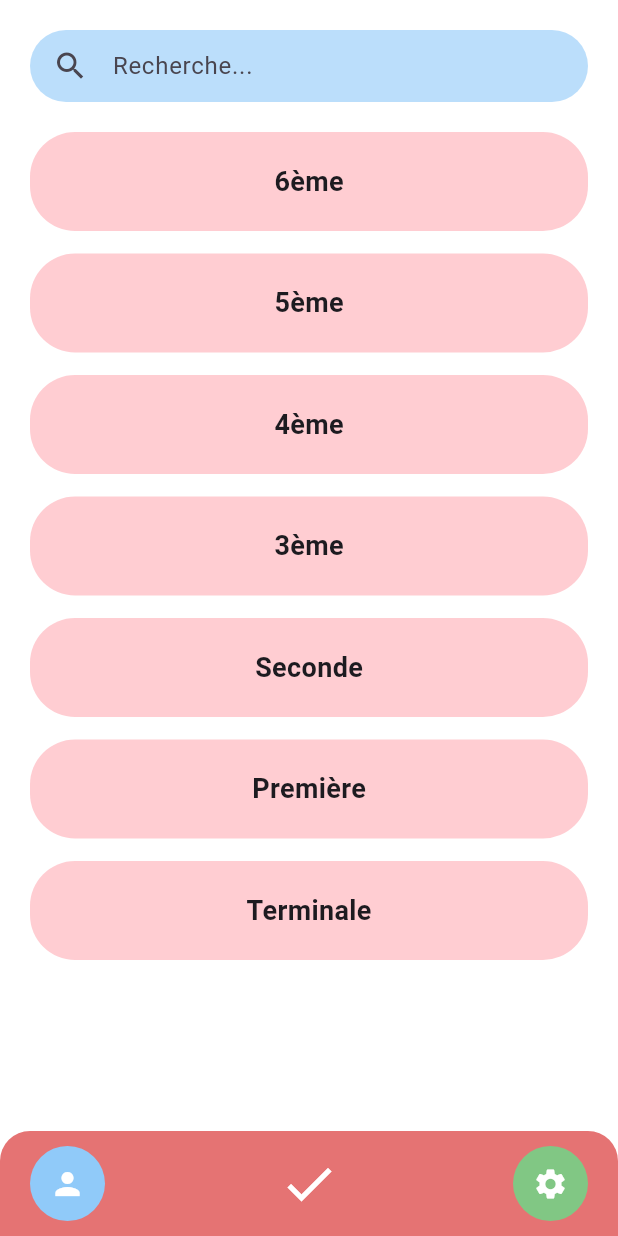
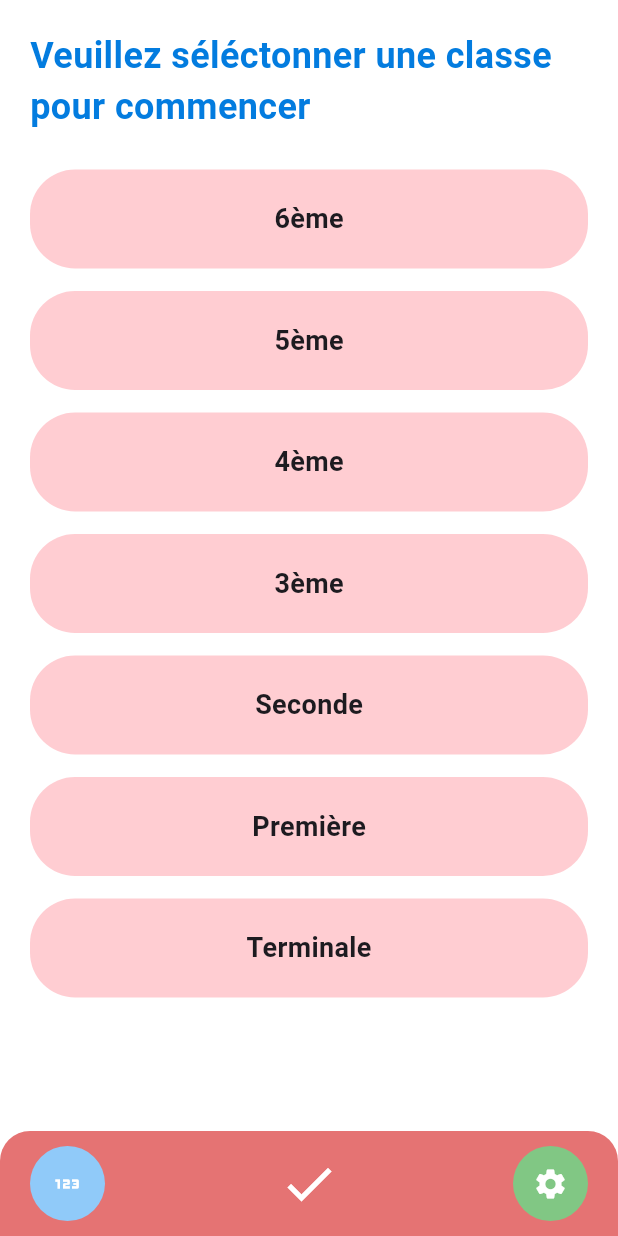
Before and after one commit to bounebs/MathBoostPlus, a Flutter app: the screen it shows after launch, on a phone screen of 412 x 824 dp. Run offline on Flutter 3.47's test engine with Material 3 defaults, Android fonts, the phone set to English and light mode, and no system bars.

Commit message:
Correctif de HomePage

```diff
--- a/application_mathboostplusv0/lib/home.dart
+++ b/application_mathboostplusv0/lib/home.dart
@@ -36,17 +36,28 @@ class HomePage extends StatelessWidget {
             CircleAvatar(
               radius: 25,
               backgroundColor: Colors.blue.shade200,
-              child: const Icon(Icons.person, color: Colors.white),
+              child: const Icon(
+                Icons.onetwothree,
+                color: Colors.white,
+                semanticLabel: 'Révision'),
             ),
 
             // Zone centrale (validation / check)
-            const Icon(Icons.check, size: 40, color: Colors.white),
+            const Icon(
+              Icons.check,
+              size: 40,
+              color: Colors.white,
+              semanticLabel: 'Quizz'
+            ),
 
             // Bouton droit
             CircleAvatar(
               radius: 25,
               backgroundColor: Colors.green.shade300,
-              child: const Icon(Icons.settings, color: Colors.white),
+              child: const Icon(
+                Icons.settings,
+                color: Colors.white,
+                semanticLabel: 'Paramètres'),
             )
           ],
         ),
@@ -57,24 +68,21 @@ class HomePage extends StatelessWidget {
         child: Padding(
           padding: const EdgeInsets.all(20),
           child: Column(
+            crossAxisAlignment: CrossAxisAlignment.center,
             children: [
-              // Barre de recherche
-              Container(
-                padding: const EdgeInsets.symmetric(horizontal: 15),
-                decoration: BoxDecoration(
-                  color: Colors.blue.shade100,
-                  borderRadius: BorderRadius.circular(30),
-                ),
-                child: const TextField(
-                  decoration: InputDecoration(
-                    icon: Icon(Icons.search),
-                    hintText: "Recherche...",
-                    border: InputBorder.none,
-                  ),
+              // Texte au dessus de la liste d'items
+              Center(
+                child : Text(
+                  "Veuillez séléctonner une classe pour commencer",
+                  style: const TextStyle(
+                    fontSize: 24,
+                    fontWeight : FontWeight.bold,
+                    color: Color.fromARGB(255, 3, 124, 223)
+                  )
                 ),
               ),
 
-              const SizedBox(height: 20),
+              const SizedBox(height: 25),
 
               // Liste d’items
               Expanded(
```
